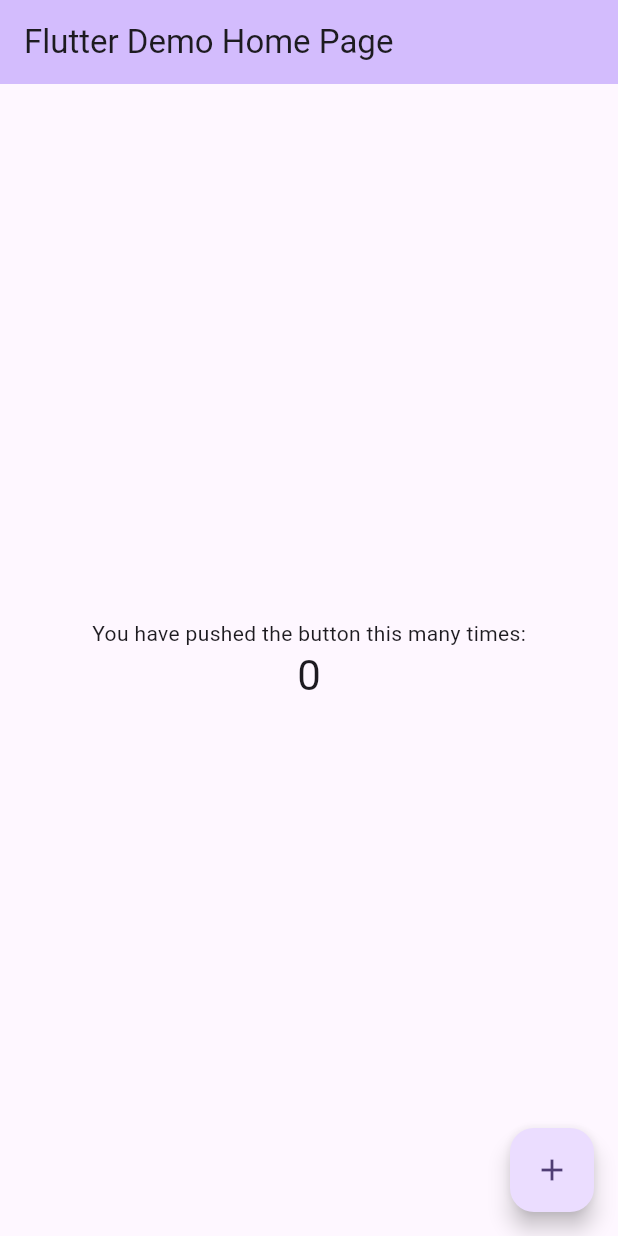
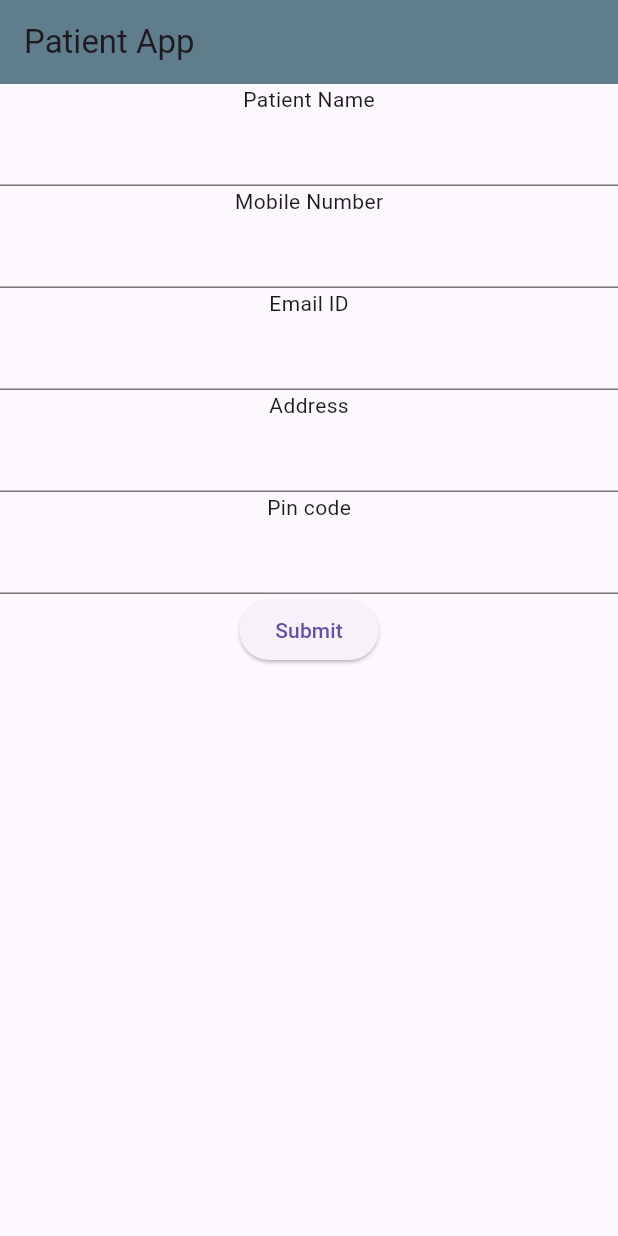
Before and after one commit to ThasneemAzeez/patient-app-flutter, a Flutter app: the screen it shows after launch, on a phone screen of 412 x 824 dp. Run offline on Flutter 3.47's test engine with Material 3 defaults, Android fonts, the phone set to English and light mode, and no system bars.

Commit message:
patient app

```diff
--- a/lib/main.dart
+++ b/lib/main.dart
@@ -1,125 +1,42 @@
+import 'package:flutter/cupertino.dart';
 import 'package:flutter/material.dart';
 
-void main() {
-  runApp(const MyApp());
+void main(){
+  runApp(Student());
 }
 
-class MyApp extends StatelessWidget {
-  const MyApp({super.key});
 
-  // This widget is the root of your application.
+class Student extends StatelessWidget {
+  const Student({super.key});
+
   @override
   Widget build(BuildContext context) {
     return MaterialApp(
-      title: 'Flutter Demo',
-      theme: ThemeData(
-        // This is the theme of your application.
-        //
-        // TRY THIS: Try running your application with "flutter run". You'll see
-        // the application has a purple toolbar. Then, without quitting the app,
-        // try changing the seedColor in the colorScheme below to Colors.green
-        // and then invoke "hot reload" (save your changes or press the "hot
-        // reload" button in a Flutter-supported IDE, or press "r" if you used
-        // the command line to start the app).
-        //
-        // Notice that the counter didn't reset back to zero; the application
-        // state is not lost during the reload. To reset the state, use hot
-        // restart instead.
-        //
-        // This works for code too, not just values: Most code changes can be
-        // tested with just a hot reload.
-        colorScheme: ColorScheme.fromSeed(seedColor: Colors.deepPurple),
-        useMaterial3: true,
+      home: Scaffold(
+        appBar: AppBar(
+          backgroundColor: Colors.blueGrey,
+          title: Text("Patient App"),
+        ),
+        body: Container(
+          child: Column(
+            children: [
+              Text("Patient Name"),
+              TextField(),
+              Text("Mobile Number"),
+              TextField(),
+              Text("Email ID"),
+              TextField(),
+              Text("Address"),
+              TextField(),
+              Text("Pin code"),
+              TextField(),
+              ElevatedButton(onPressed: (){
+
+              }, child: Text("Submit"))
+            ],
+          ),
+        ),
       ),
-      home: const MyHomePage(title: 'Flutter Demo Home Page'),
     );
   }
 }
-
-class MyHomePage extends StatefulWidget {
-  const MyHomePage({super.key, required this.title});
-
-  // This widget is the home page of your application. It is stateful, meaning
-  // that it has a State object (defined below) that contains fields that affect
-  // how it looks.
-
-  // This class is the configuration for the state. It holds the values (in this
-  // case the title) provided by the parent (in this case the App widget) and
-  // used by the build method of the State. Fields in a Widget subclass are
-  // always marked "final".
-
-  final String title;
-
-  @override
-  State<MyHomePage> createState() => _MyHomePageState();
-}
-
-class _MyHomePageState extends State<MyHomePage> {
-  int _counter = 0;
-
-  void _incrementCounter() {
-    setState(() {
-      // This call to setState tells the Flutter framework that something has
-      // changed in this State, which causes it to rerun the build method below
-      // so that the display can reflect the updated values. If we changed
-      // _counter without calling setState(), then the build method would not be
-      // called again, and so nothing would appear to happen.
-      _counter++;
-    });
-  }
-
-  @override
-  Widget build(BuildContext context) {
-    // This method is rerun every time setState is called, for instance as done
-    // by the _incrementCounter method above.
-    //
-    // The Flutter framework has been optimized to make rerunning build methods
-    // fast, so that you can just rebuild anything that needs updating rather
-    // than having to individually change instances of widgets.
-    return Scaffold(
-      appBar: AppBar(
-        // TRY THIS: Try changing the color here to a specific color (to
-        // Colors.amber, perhaps?) and trigger a hot reload to see the AppBar
-        // change color while the other colors stay the same.
-        backgroundColor: Theme.of(context).colorScheme.inversePrimary,
-        // Here we take the value from the MyHomePage object that was created by
-        // the App.build method, and use it to set our appbar title.
-        title: Text(widget.title),
-      ),
-      body: Center(
-        // Center is a layout widget. It takes a single child and positions it
-        // in the middle of the parent.
-        child: Column(
-          // Column is also a layout widget. It takes a list of children and
-          // arranges them vertically. By default, it sizes itself to fit its
-          // children horizontally, and tries to be as tall as its parent.
-          //
-          // Column has various properties to control how it sizes itself and
-          // how it positions its children. Here we use mainAxisAlignment to
-          // center the children vertically; the main axis here is the vertical
-          // axis because Columns are vertical (the cross axis would be
-          // horizontal).
-          //
-          // TRY THIS: Invoke "debug painting" (choose the "Toggle Debug Paint"
-          // action in the IDE, or press "p" in the console), to see the
-          // wireframe for each widget.
-          mainAxisAlignment: MainAxisAlignment.center,
-          children: <Widget>[
-            const Text(
-              'You have pushed the button this many times:',
-            ),
-            Text(
-              '$_counter',
-              style: Theme.of(context).textTheme.headlineMedium,
-            ),
-          ],
-        ),
-      ),
-      floatingActionButton: FloatingActionButton(
-        onPressed: _incrementCounter,
-        tooltip: 'Increment',
-        child: const Icon(Icons.add),
-      ), // This trailing comma makes auto-formatting nicer for build methods.
-    );
-  }
-}
```
